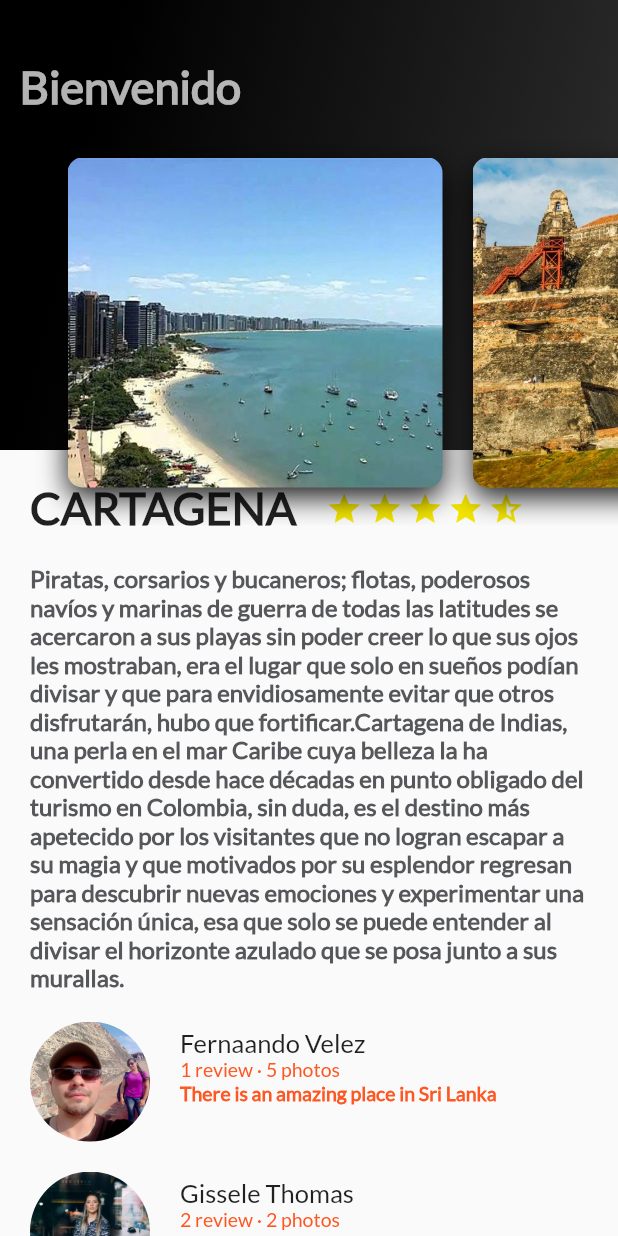
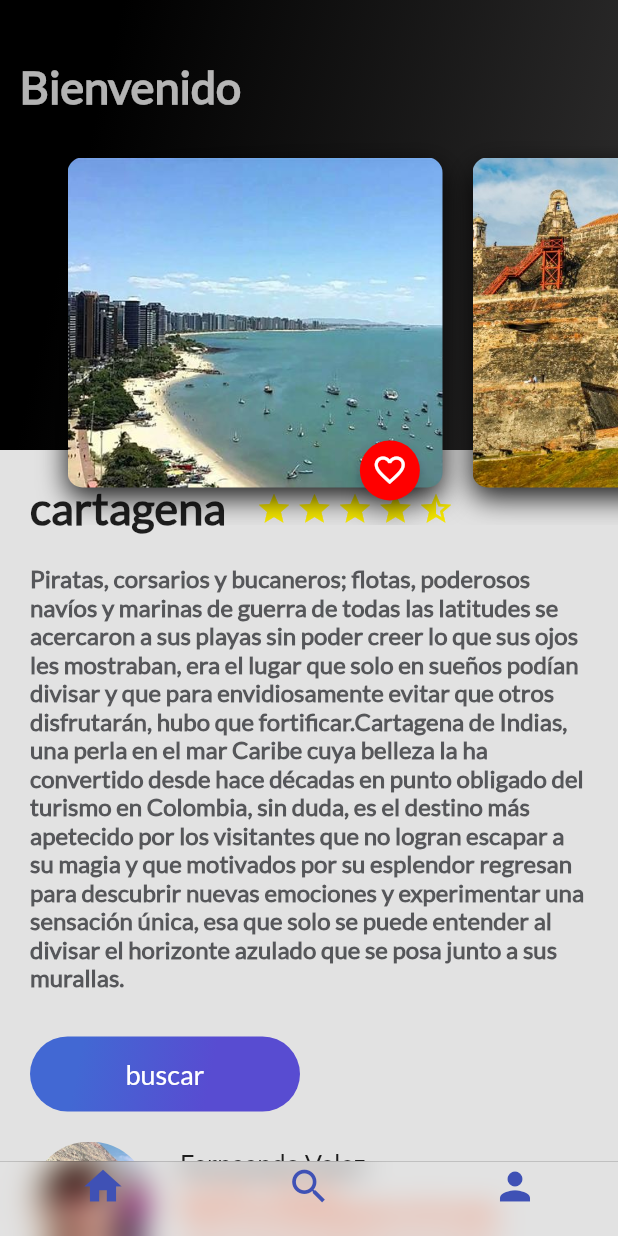
Before and after one commit to Cuantico7/Travel-companion, a Flutter app: the screen it shows after launch, on a phone screen of 412 x 824 dp. Run offline on Flutter 3.47's test engine with Material 2 defaults, Android fonts, the phone set to English and light mode, and no system bars.

```diff
--- /dev/null
+++ b/lib/button_purple.dart
@@ -0,0 +1,63 @@
+import 'package:flutter/material.dart';
+
+
+class ButtonPurple extends StatelessWidget {
+
+  String buttonText = "Navigate";
+
+  ButtonPurple(this.buttonText);
+
+  @override
+  Widget build(BuildContext context) {
+    // TODO: implement build
+    return InkWell(
+      onTap: (){
+        ScaffoldMessenger.of(context).showSnackBar(
+            SnackBar(
+              content: Text("Navegando"),
+            )
+        );
+
+
+      },
+      child: Container(
+        margin: EdgeInsets.only(
+            top: 30.0,
+            left: 20.0,
+            right: 20.0
+        ),
+        height: 50.0,
+        width: 180.0,
+        decoration: BoxDecoration(
+            borderRadius: BorderRadius.circular(30.0),
+            gradient: LinearGradient(
+                colors: [
+                  Color(0xFF4268D3),
+                  Color(0xFF584CD1)
+                ],
+                begin: FractionalOffset(0.2, 0.0),
+                end: FractionalOffset(1.0, 0.6),
+                stops: [0.0, 0.6],
+                tileMode: TileMode.clamp
+
+            )
+
+        ),
+
+        child: Center(
+          child: Text(
+            buttonText,
+            style: TextStyle(
+                fontSize: 18.0,
+                fontFamily: "Lato",
+                color: Colors.white
+            ),
+
+          ),
+        ),
+
+      ),
+    );
+  }
+
+}
--- a/lib/card_image.dart
+++ b/lib/card_image.dart
@@ -1,4 +1,5 @@
 import 'package:flutter/material.dart';
+import 'floating_action_button_Red.dart';
 
 class CardImage extends StatelessWidget {
   //const CardImage({Key? key}) : super(key: key);
@@ -35,6 +36,14 @@ class CardImage extends StatelessWidget {
         ]
       ),
     );
-    return card;
+    return Stack(
+      alignment: Alignment(0.9, 1.1),
+      children:<Widget> [
+        card,
+        FloatingActionButtonRed()
+
+
+      ],
+    );
   }
 }
--- /dev/null
+++ b/lib/colombia_trips_cupertino.dart
@@ -0,0 +1,47 @@
+import 'package:flutter/material.dart';
+import 'package:flutter/cupertino.dart';
+import 'home_trips.dart';
+import 'search_trips.dart';
+import 'profile_trips.dart';
+
+class ColombiaCupertino extends StatelessWidget {
+  @override
+  Widget build(BuildContext context) {
+    // ignore: todo
+    // TODO: implement build
+    return Scaffold(
+      bottomNavigationBar: CupertinoTabScaffold(
+        tabBar: CupertinoTabBar(
+            activeColor:Colors.indigo,backgroundColor:Colors.transparent,
+            items: [
+          BottomNavigationBarItem(
+              icon: Icon(Icons.home, color: Colors.indigo), label: ""),
+          BottomNavigationBarItem(
+              icon: Icon(Icons.search, color: Colors.indigo), label: ""),
+          BottomNavigationBarItem(
+              icon: Icon(Icons.person, color: Colors.indigo), label: ""),
+        ]),
+        tabBuilder: (BuildContext context, int index) {
+          switch (index) {
+            case 0:
+              return CupertinoTabView(
+                builder: (BuildContext context) => HomeTrips(),
+              );
+            case 1:
+              return CupertinoTabView(
+                builder: (BuildContext context) => SearchTrips(),
+              );
+            case 2:
+              return CupertinoTabView(
+                builder: (BuildContext context) => ProfileTrips(),
+              );
+            default:
+              return CupertinoTabView(
+                builder: (BuildContext context) => HomeTrips(),
+              );
+          }
+        },
+      ),
+    );
+  }
+}
--- a/lib/description_place.dart
+++ b/lib/description_place.dart
@@ -1,5 +1,5 @@
 import 'package:flutter/material.dart';
-
+import 'button_purple.dart';
 
 class DescriptionPlace extends StatelessWidget {
   //const DescriptionPlace({Key? key}) : super(key: key);
@@ -91,11 +91,13 @@ class DescriptionPlace extends StatelessWidget {
 
     return SingleChildScrollView(
       child: Column(
+        crossAxisAlignment: CrossAxisAlignment.start,
         mainAxisSize: MainAxisSize.min,
         mainAxisAlignment: MainAxisAlignment.spaceAround,
         children: [
           title_start,
-          description
+          description,
+          ButtonPurple("buscar"),
         ],
 
       ),
--- /dev/null
+++ b/lib/floating_action_button_Red.dart
@@ -0,0 +1,40 @@
+import 'package:flutter/material.dart';
+
+class FloatingActionButtonRed extends StatefulWidget {
+  @override
+  State<StatefulWidget> createState() {
+    // TODO: implement createState
+    return _FloatingActionButtonRed();
+  }
+
+}
+
+class _FloatingActionButtonRed extends State<FloatingActionButtonRed> {
+
+  void onPressedFav(){
+
+    ScaffoldMessenger.of(context).showSnackBar(
+        SnackBar(
+          content: Text("Agregaste a tus Favoritos"),
+
+        )
+    );
+
+
+  }
+
+  @override
+  Widget build(BuildContext context) {
+    // TODO: implement build
+    return FloatingActionButton(
+      backgroundColor: Color(0xFFFF0000),
+      mini: true,
+      tooltip: "Fav",
+      onPressed: onPressedFav,
+      child: Icon(
+          Icons.favorite_border
+      ),
+    );
+  }
+
+}
--- /dev/null
+++ b/lib/home_trips.dart
@@ -0,0 +1,30 @@
+
+import 'package:flutter/material.dart';
+import 'review_list.dart';
+import 'description_place.dart';
+import 'header_appbar.dart';
+import 'package:el_dorado/review_list.dart';
+
+
+class HomeTrips extends StatelessWidget {
+  //const HomeTrips({Key? key}) : super(key: key);
+  String descriptionDummy="Piratas, corsarios y bucaneros; flotas, poderosos navíos y marinas de guerra de todas las latitudes se acercaron a sus playas sin poder creer lo que sus ojos les mostraban, era el lugar que solo en sueños podían divisar y que para envidiosamente evitar que otros disfrutarán, hubo que fortificar.Cartagena de Indias, una perla en el mar Caribe cuya belleza la ha convertido desde hace décadas en punto obligado del turismo en Colombia, sin duda, es el destino más apetecido por los visitantes que no logran escapar a su magia y que motivados por su esplendor regresan para descubrir nuevas emociones y experimentar una sensación única, esa que solo se puede entender al divisar el horizonte azulado que se posa junto a sus murallas.";
+
+  @override
+  Widget build(BuildContext context) {
+    return Stack(
+      children:<Widget> [
+        ListView(
+          children:<Widget> [
+            DescriptionPlace("cartagena", 4, descriptionDummy),
+            ReviewList()
+
+          ],
+        ),
+        //GradientBack("Pupular")
+        HeaderAppBar()
+      ],
+
+    );
+  }
+}
--- a/lib/main.dart
+++ b/lib/main.dart
@@ -3,6 +3,8 @@ import 'description_place.dart';
 import 'review_list.dart';
 import 'gradient_back.dart';
 import 'header_appbar.dart';
+import 'colombia_trips.dart';
+import 'colombia_trips_cupertino.dart';
 
 void main() {
   runApp( MyApp());
@@ -12,8 +14,8 @@ class MyApp extends StatelessWidget {
  MyApp({super.key});
 
   // This widget is the root of your application.
- String descriptionDummy="Piratas, corsarios y bucaneros; flotas, poderosos navíos y marinas de guerra de todas las latitudes se acercaron a sus playas sin poder creer lo que sus ojos les mostraban, era el lugar que solo en sueños podían divisar y que para envidiosamente evitar que otros disfrutarán, hubo que fortificar.Cartagena de Indias, una perla en el mar Caribe cuya belleza la ha convertido desde hace décadas en punto obligado del turismo en Colombia, sin duda, es el destino más apetecido por los visitantes que no logran escapar a su magia y que motivados por su esplendor regresan para descubrir nuevas emociones y experimentar una sensación única, esa que solo se puede entender al divisar el horizonte azulado que se posa junto a sus murallas.";
 
+ //String descriptionDummy="Piratas, corsarios y bucaneros; flotas, poderosos navíos y marinas de guerra de todas las latitudes se acercaron a sus playas sin poder creer lo que sus ojos les mostraban, era el lugar que solo en sueños podían divisar y que para envidiosamente evitar que otros disfrutarán, hubo que fortificar.Cartagena de Indias, una perla en el mar Caribe cuya belleza la ha convertido desde hace décadas en punto obligado del turismo en Colombia, sin duda, es el destino más apetecido por los visitantes que no logran escapar a su magia y que motivados por su esplendor regresan para descubrir nuevas emociones y experimentar una sensación única, esa que solo se puede entender al divisar el horizonte azulado que se posa junto a sus murallas.";
 
 
   @override
@@ -32,23 +34,7 @@ class MyApp extends StatelessWidget {
         // is not restarted.
         primarySwatch: Colors.blue,
       ),
-      home: Scaffold(
-        //body:  DescriptionPlace("CARTAGENA", 4, descriptionDummy),
-        body: Stack(
-          children:<Widget> [
-            ListView(
-              children:<Widget> [
-                DescriptionPlace("CARTAGENA", 4, descriptionDummy),
-                ReviewList()
-
-              ],
-            ),
-            //GradientBack("Pupular")
-            HeaderAppBar()
-          ],
-
-        ) ,
-      )
+      home: ColombiaCupertino()
     );
   }
 }
```
Also changed, not shown: lib/colombia_trips.dart (added, +74 -0 lines), lib/profile_trips.dart (added, +12 -0 lines), lib/search_trips.dart (added, +12 -0 lines).
